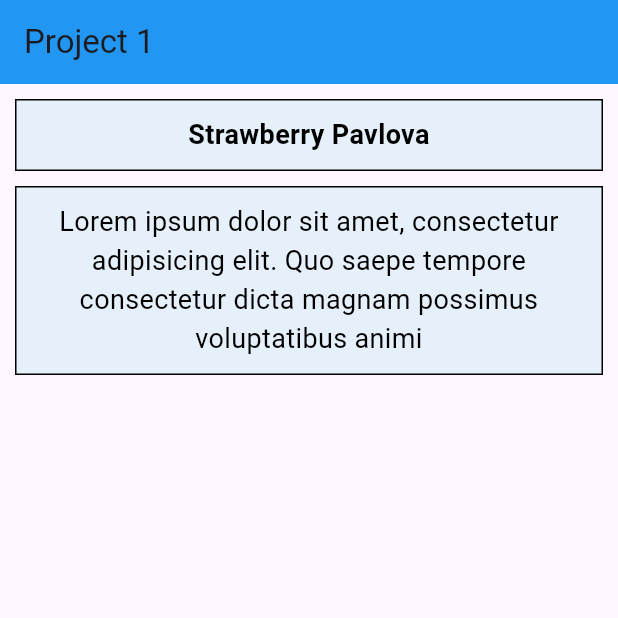
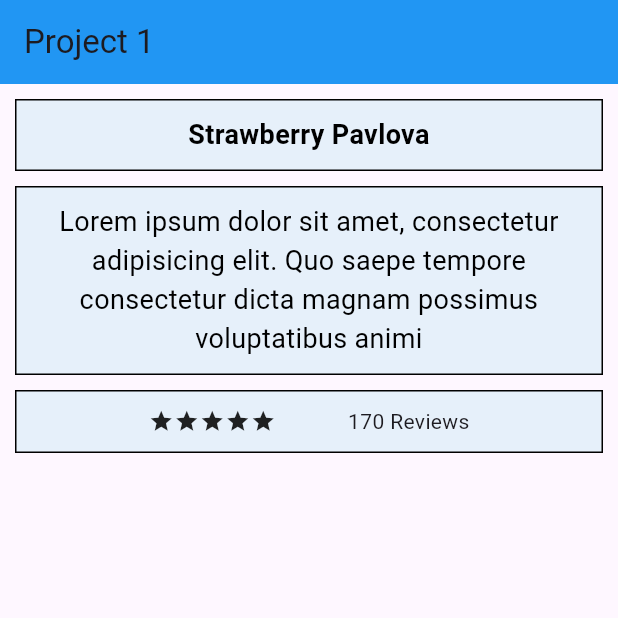
Before and after one commit to Sauzxa/Flutter-Projects, a Flutter app: the screen it shows after launch, on a phone screen of 412 x 824 dp, the top half of it. Run offline on Flutter 3.47's test engine with Material 3 defaults, Android fonts, the phone set to English and light mode, and no system bars.

Commit message:
adding a row of icons and text

```diff
--- a/my_app/lib/main.dart
+++ b/my_app/lib/main.dart
@@ -35,10 +35,10 @@ class MyApp extends StatelessWidget {
                       ),
                     ),
                     Container(
+                      margin: const EdgeInsets.only(top: 10),
                       width: 1000,
                       padding: const EdgeInsets.all(10),
                       alignment: Alignment.center,
-                      margin: const EdgeInsets.only(top: 10),
                       decoration: BoxDecoration(
                           color: const Color(0xffe6f0fa),
                           border: Border.all(color: Colors.black)),
@@ -50,7 +50,31 @@ class MyApp extends StatelessWidget {
                             color: Colors.black,
                             fontSize: 18),
                       ),
-                    )
+                    ),
+                    Container(
+                        width: 1000,
+                        margin: EdgeInsets.only(top: 10),
+                        padding: const EdgeInsets.symmetric(
+                            horizontal: 40, vertical: 10),
+                        alignment: Alignment.center,
+                        decoration: BoxDecoration(
+                            color: const Color(0xffe6f0fa),
+                            border: Border.all(color: Colors.black)),
+                        child: Row(
+                          mainAxisAlignment: MainAxisAlignment.spaceEvenly,
+                          children: [
+                            Row(
+                              children: [
+                                Icon(Icons.star, size: 17),
+                                Icon(Icons.star, size: 17),
+                                Icon(Icons.star, size: 17),
+                                Icon(Icons.star, size: 17),
+                                Icon(Icons.star, size: 17),
+                              ],
+                            ),
+                            Text("170 Reviews")
+                          ],
+                        ))
                   ],
                 ))));
   }
```
